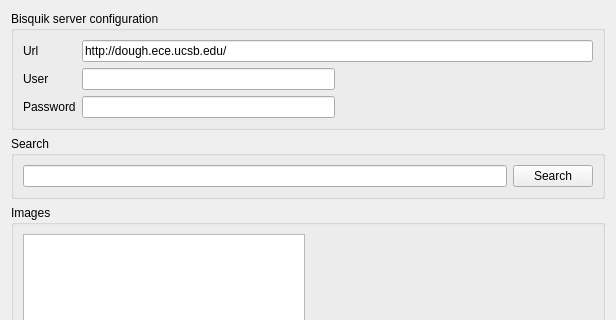
This is platform/bisque/source/tools/obsolete/BQC++Toolbox/bisquik/bisquikAccess.ui in amilworks/ultra as Qt 5 draws it before an edit; both pictures show x 0 to 616 and y 0 to 320 of the 616 by 672 pixel window. The edited form follows.
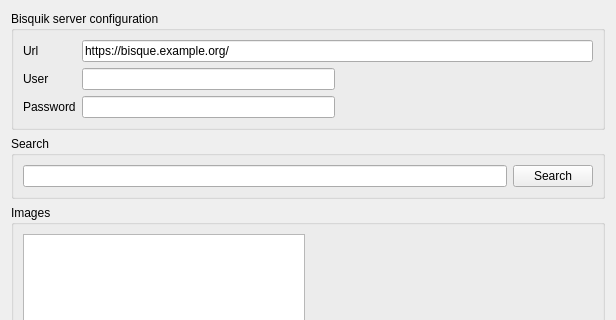
This is the edited form.

The edit to the form file:
```diff
--- a/platform/bisque/source/tools/obsolete/BQC++Toolbox/bisquik/bisquikAccess.ui
+++ b/platform/bisque/source/tools/obsolete/BQC++Toolbox/bisquik/bisquikAccess.ui
@@ -35,7 +35,7 @@
       <item row="0" column="1" colspan="2" >
        <widget class="QLineEdit" name="urlEdit" >
         <property name="text" >
-         <string>http://dough.ece.ucsb.edu/</string>
+         <string>https://bisque.example.org/</string>
         </property>
        </widget>
       </item>
```
